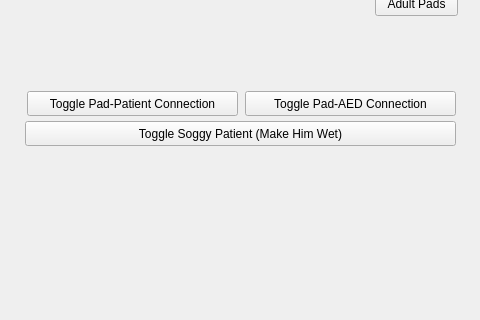
Qt form AED_Simulator/testwindow.ui (GrewalCreator/AED-Simulator) before a commit; both pictures show x 425 to 905 and y 89 to 409 of the 1010 by 409 pixel window.
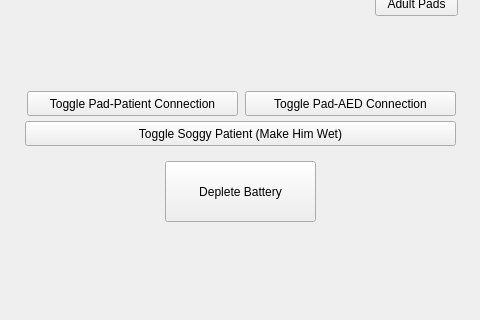
The same form after that commit.

Commit message: Centralized all the heartRate changes and contuinued to simplifiy signals to lessen required parameters. Also added a deplete battery button in test window.

Diff of the .ui file:
```diff
--- a/AED_Simulator/testwindow.ui
+++ b/AED_Simulator/testwindow.ui
@@ -174,6 +174,19 @@
      <string>Toggle Soggy Patient (Make Him Wet)</string>
     </property>
    </widget>
+   <widget class="QPushButton" name="depleteBattery_button">
+    <property name="geometry">
+     <rect>
+      <x>590</x>
+      <y>250</y>
+      <width>151</width>
+      <height>61</height>
+     </rect>
+    </property>
+    <property name="text">
+     <string>Deplete Battery</string>
+    </property>
+   </widget>
   </widget>
  </widget>
  <resources/>
```
The commit also changes 14 other files.
